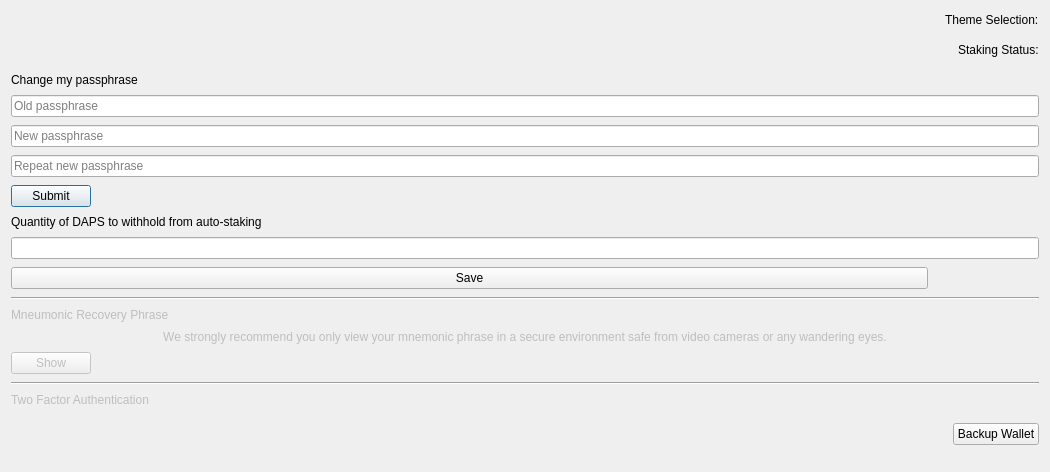
This is src/qt/forms/optionspage.ui in pedrorv0106/DAPS as Qt 5 draws it before an edit. The edited form follows.
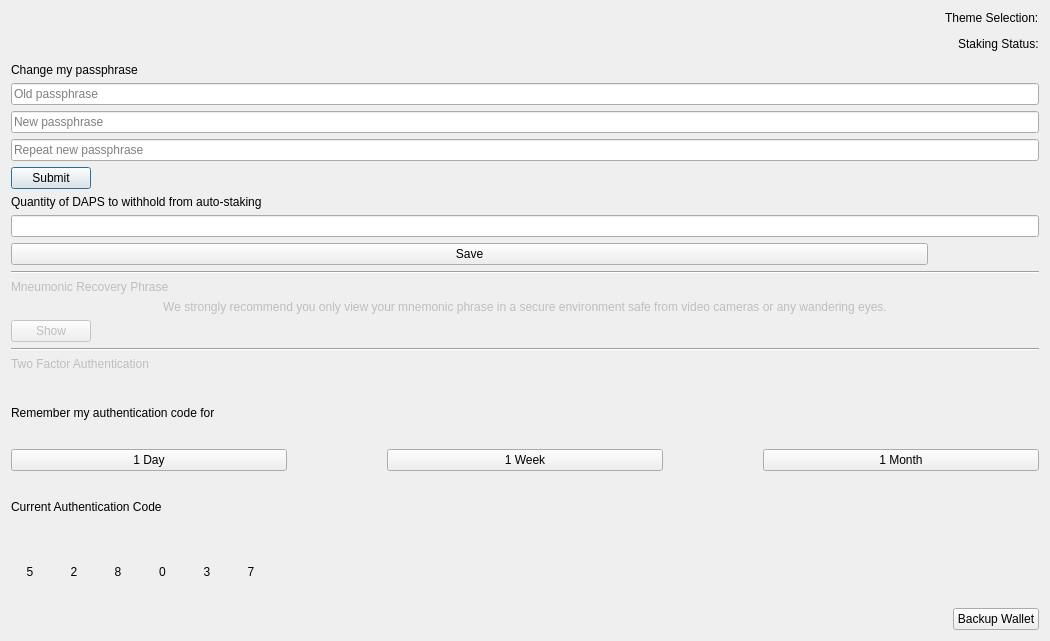
This is the edited form. Custom widgets are drawn as their Qt base class.

Commit message: DAPS-682 add 2fa on settings screen

```diff
--- a/src/qt/forms/optionspage.ui
+++ b/src/qt/forms/optionspage.ui
@@ -7,7 +7,7 @@
     <x>0</x>
     <y>0</y>
     <width>1050</width>
-    <height>472</height>
+    <height>641</height>
    </rect>
   </property>
   <property name="sizePolicy">
@@ -22,7 +22,7 @@
   <property name="sizeGripEnabled">
    <bool>false</bool>
   </property>
-  <layout class="QVBoxLayout" name="verticalLayout" stretch="0,0,0,0,0,0,0,0,0,0,0,0,0,0,0,0,0,0,0,0">
+  <layout class="QVBoxLayout" name="verticalLayout" stretch="0,0,0,0,0,0,0,0,0,0,0,0,0,0,0,0,0,0,0,0,0,0,0,0">
    <item alignment="Qt::AlignRight">
     <widget class="QLabel" name="labelTheme">
      <property name="sizePolicy">
@@ -299,6 +299,122 @@
      </property>
     </widget>
    </item>
+   <item>
+    <widget class="QLabel" name="label_3">
+     <property name="text">
+      <string>Remember my authentication code for</string>
+     </property>
+    </widget>
+   </item>
+   <item>
+    <layout class="QHBoxLayout" name="horizontalLayout">
+     <property name="spacing">
+      <number>100</number>
+     </property>
+     <property name="leftMargin">
+      <number>0</number>
+     </property>
+     <item>
+      <widget class="QPushButton" name="btn_day">
+       <property name="text">
+        <string>1 Day</string>
+       </property>
+      </widget>
+     </item>
+     <item>
+      <widget class="QPushButton" name="btn_week">
+       <property name="text">
+        <string>1 Week</string>
+       </property>
+      </widget>
+     </item>
+     <item>
+      <widget class="QPushButton" name="btn_month">
+       <property name="text">
+        <string>1 Month</string>
+       </property>
+      </widget>
+     </item>
+    </layout>
+   </item>
+   <item>
+    <widget class="QLabel" name="label_4">
+     <property name="text">
+      <string>Current Authentication Code</string>
+     </property>
+    </widget>
+   </item>
+   <item>
+    <layout class="QHBoxLayout" name="horizontalLayout_2" stretch="1,1,1,1,1,1,20">
+     <item>
+      <widget class="QLabel" name="code_1">
+       <property name="text">
+        <string>5</string>
+       </property>
+       <property name="alignment">
+        <set>Qt::AlignCenter</set>
+       </property>
+      </widget>
+     </item>
+     <item>
+      <widget class="QLabel" name="code_2">
+       <property name="text">
+        <string>2</string>
+       </property>
+       <property name="alignment">
+        <set>Qt::AlignCenter</set>
+       </property>
+      </widget>
+     </item>
+     <item>
+      <widget class="QLabel" name="code_3">
+       <property name="text">
+        <string>8</string>
+       </property>
+       <property name="alignment">
+        <set>Qt::AlignCenter</set>
+       </property>
+      </widget>
+     </item>
+     <item>
+      <widget class="QLabel" name="code_4">
+       <property name="text">
+        <string>0</string>
+       </property>
+       <property name="alignment">
+        <set>Qt::AlignCenter</set>
+       </property>
+      </widget>
+     </item>
+     <item>
+      <widget class="QLabel" name="code_5">
+       <property name="text">
+        <string>3</string>
+       </property>
+       <property name="alignment">
+        <set>Qt::AlignCenter</set>
+       </property>
+      </widget>
+     </item>
+     <item>
+      <widget class="QLabel" name="code_6">
+       <property name="text">
+        <string>7</string>
+       </property>
+       <property name="alignment">
+        <set>Qt::AlignCenter</set>
+       </property>
+      </widget>
+     </item>
+     <item>
+      <widget class="QLabel" name="label_5">
+       <property name="text">
+        <string/>
+       </property>
+      </widget>
+     </item>
+    </layout>
+   </item>
    <item>
     <widget class="QPushButton" name="pushButtonBackup">
      <property name="sizePolicy">
```
Left out of the diff: 6 changed lines with no effect on the pictures. Lines whose indentation alone changed are shown as unchanged. The commit also changes 1 other file.
